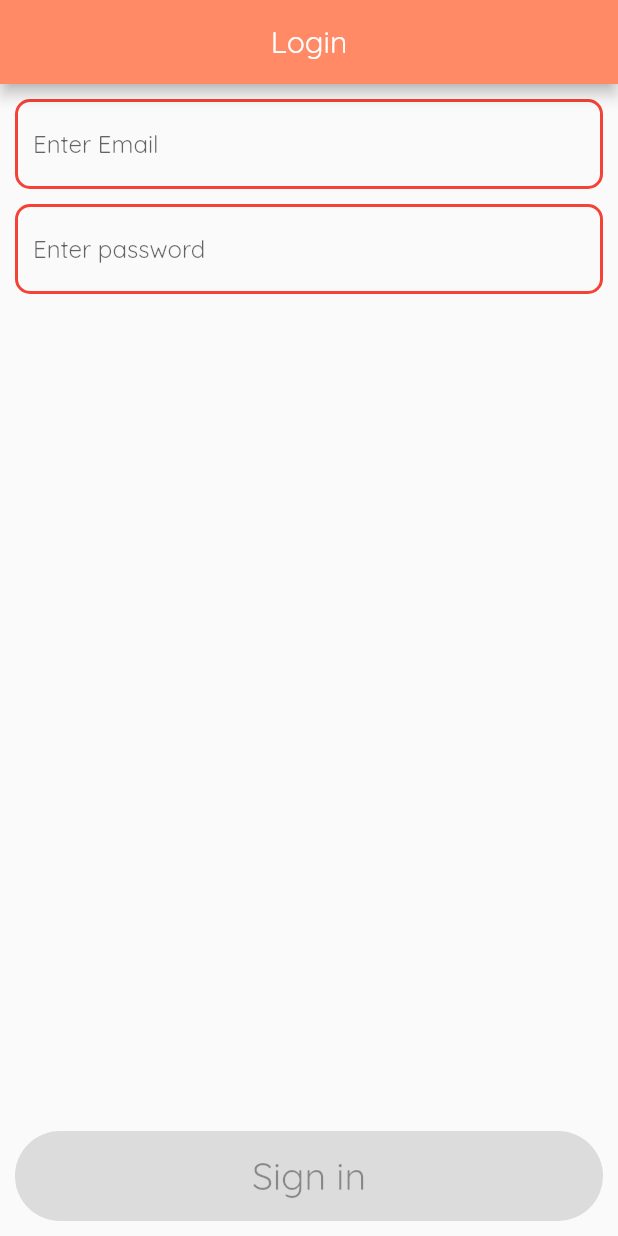
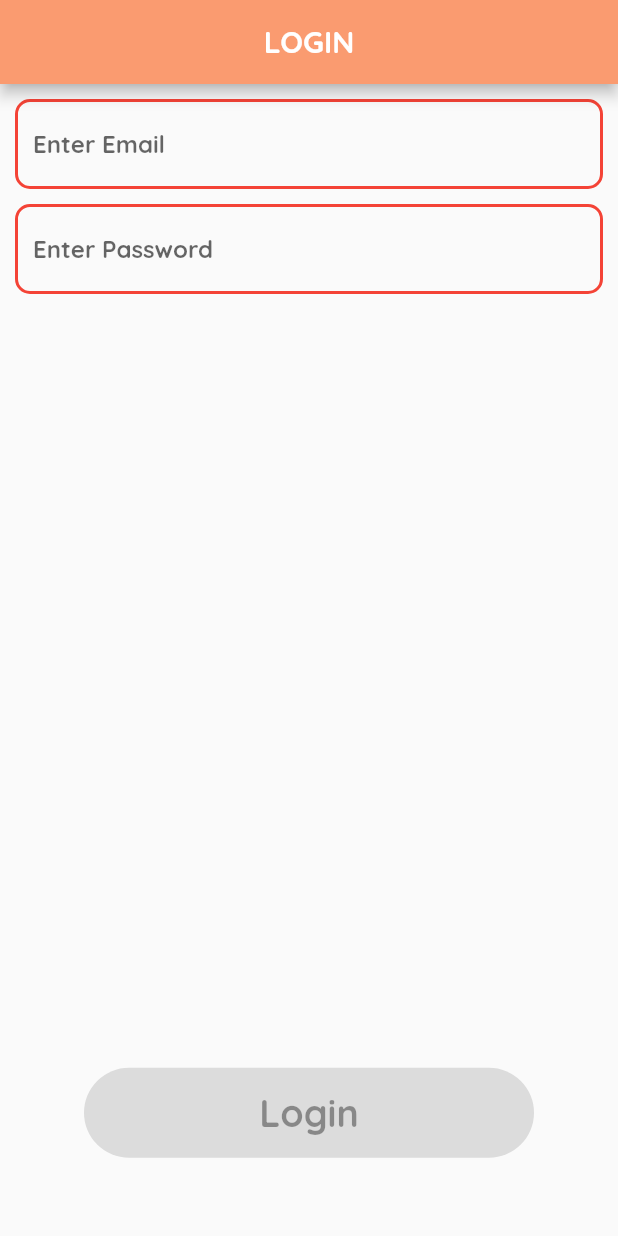
Before and after one commit to K-B-J/athleap_flutter, a Flutter app: the screen it shows after launch, on a phone screen of 412 x 824 dp. Run offline on Flutter 3.47's test engine with Material 2 defaults, Android fonts, the phone set to English and light mode, and no system bars.

Commit message:
Minor fixes

```diff
--- a/lib/loginForm.dart
+++ b/lib/loginForm.dart
@@ -9,6 +9,7 @@ class LoginForm extends StatefulWidget {
 }
 
 class _LoginFormState extends State<LoginForm> {
+  var main_color = const Color(0xfffa9b70);
   final _formKey = GlobalKey<FormState>();
   var _email = "";
   var _password = "";
@@ -20,10 +21,10 @@ class _LoginFormState extends State<LoginForm> {
     return Scaffold(
         appBar: AppBar(
           title: Text(
-            'Login',
+            'LOGIN',
           ),
           centerTitle: true,
-          backgroundColor: Colors.deepOrange.shade300,
+          backgroundColor: main_color,
         ),
         body: Container(
             margin: EdgeInsets.all(10),
@@ -86,7 +87,7 @@ class _LoginFormState extends State<LoginForm> {
                                 child: TextFormField(
                                   obscureText: true,
                                   decoration: InputDecoration(
-                                    hintText: "Enter password",
+                                    hintText: "Enter Password",
                                     fillColor: Colors.white,
                                     focusedBorder: OutlineInputBorder(
                                       borderRadius: BorderRadius.circular(10.0),
@@ -124,16 +125,18 @@ class _LoginFormState extends State<LoginForm> {
                               ),
                             ],
                           ))),
-                  Spacer(),
+                  Spacer(
+                    flex: 12,
+                  ),
                   ElevatedButton(
                     style: ElevatedButton.styleFrom(
-                      primary: Colors.deepOrange.shade300,
+                      primary: main_color,
                       onPrimary: Colors.white,
-                      shadowColor: Colors.deepOrangeAccent,
+                      shadowColor: main_color,
                       elevation: 3,
                       shape: RoundedRectangleBorder(
                           borderRadius: BorderRadius.circular(32.0)),
-                      minimumSize: Size(400, 60), //////// HERE
+                      minimumSize: Size(300, 60),
                     ),
                     onPressed: _isEmail && _isPassword
                         ? () {
@@ -146,10 +149,11 @@ class _LoginFormState extends State<LoginForm> {
                           }
                         : null,
                     child: Text(
-                      'Sign in',
+                      'Login',
                       style: TextStyle(fontSize: 25),
                     ),
                   ),
+                  Spacer(),
                 ])));
   }
 }
--- a/lib/main.dart
+++ b/lib/main.dart
@@ -3,5 +3,7 @@ import 'package:athleap/loginForm.dart';
 
 void main() {
   runApp(MaterialApp(
-      theme: ThemeData(fontFamily: 'QuickSand'), home: LoginForm()));
+      debugShowCheckedModeBanner: false,
+      theme: ThemeData(fontFamily: 'QuickSand'),
+      home: LoginForm()));
 }
--- a/pubspec.yaml
+++ b/pubspec.yaml
@@ -63,7 +63,6 @@ flutter:
   fonts:
     - family: Quicksand
       fonts:
-        - asset: fonts/Quicksand-Regular.ttf
         - asset: fonts/Quicksand-Bold.ttf
           weight: 700
   #   - family: Trajan Pro
```
Also changed, not shown: 1 other file.
